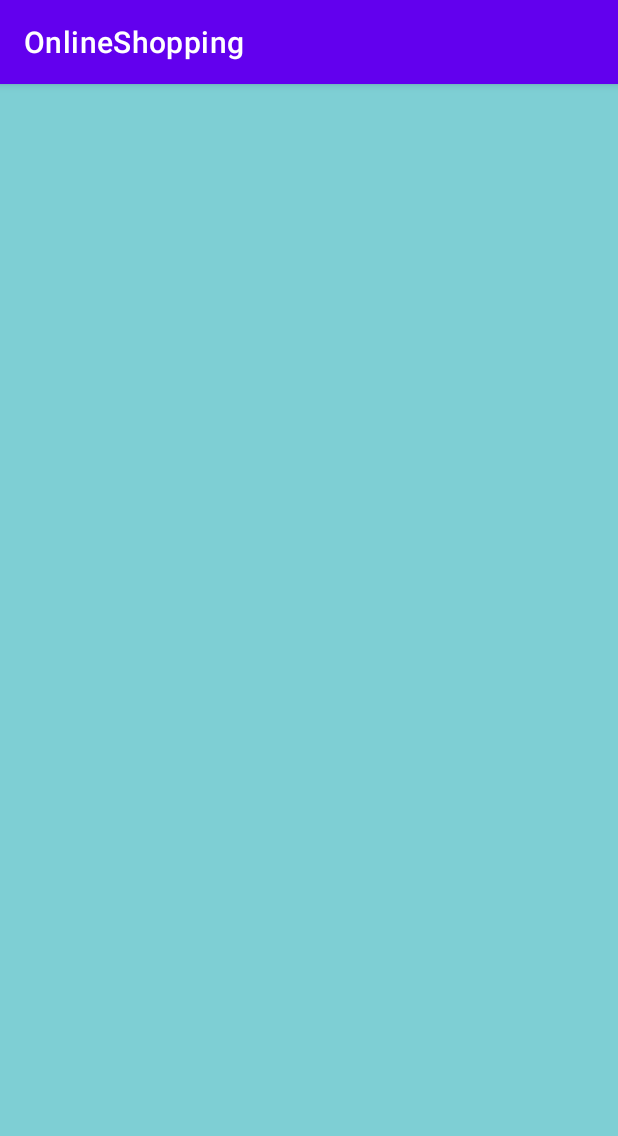
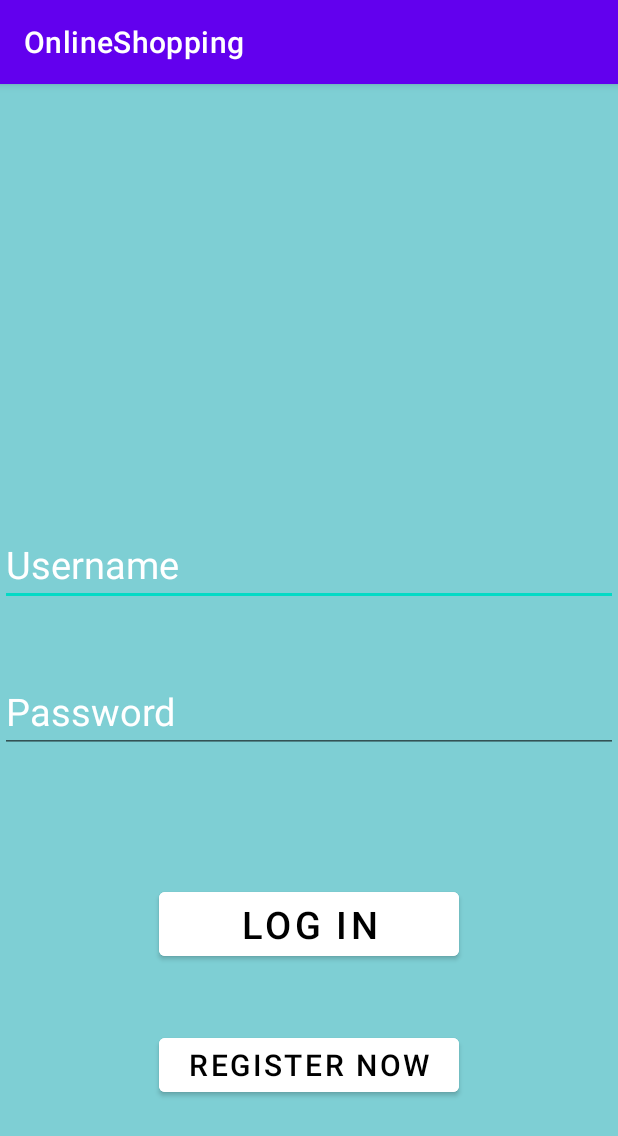
Before and after one commit to Hritik0015/smarthaven_andriod, an Android app: the screen it shows after launch (LoginActivity), on a phone screen of 412 x 824 dp. Shown: the top 1136 px of the screen. Run offline under Robolectric (Android 15) with nearby library versions, the phone set to English and light mode, and no system bars.

Commit message:
login layout

```diff
--- a/app/src/main/res/layout/activity_login.xml
+++ b/app/src/main/res/layout/activity_login.xml
@@ -8,6 +8,65 @@
     tools:context=".LoginActivity">
 
 
+    <EditText
+        android:id="@+id/username"
+        android:layout_width="match_parent"
+        android:layout_height="wrap_content"
+        android:hint="Username"
+        android:textColor="@color/white"
+        android:textColorHint="@color/white"
+        android:textSize="25sp"
+        app:layout_constraintBottom_toBottomOf="parent"
+        android:layout_marginBottom="420dp"
+        tools:ignore="MissingConstraints"
+        tools:layout_editor_absoluteX="0dp"
 
+        />
+
+    <EditText
+        android:id="@+id/password"
+        android:layout_width="match_parent"
+        android:layout_height="wrap_content"
+        android:layout_marginTop="30dp"
+        android:hint="Password"
+        android:textColor="@color/white"
+        android:textColorHint="@color/white"
+        android:textSize="25sp"
+        android:inputType="textPassword"
+        app:layout_constraintBottom_toBottomOf="parent"
+        app:layout_constraintTop_toBottomOf="@+id/username"
+        app:layout_constraintVertical_bias="0.037"
+        tools:ignore="MissingConstraints"
+        tools:layout_editor_absoluteX="0dp" />
+
+    <Button
+        android:id="@+id/login"
+        android:layout_width="200dp"
+        android:layout_height="wrap_content"
+        android:backgroundTint="@color/white"
+        android:text="Log In"
+        android:textColor="@color/black"
+        android:textSize="25sp"
+        app:layout_constraintBottom_toBottomOf="parent"
+        app:layout_constraintEnd_toEndOf="parent"
+        app:layout_constraintStart_toStartOf="parent"
+        app:layout_constraintTop_toBottomOf="@+id/password"
+        app:layout_constraintVertical_bias="0.323"
+        tools:ignore="MissingConstraints" />
+
+    <Button
+        android:id="@+id/signUp"
+        android:layout_width="200dp"
+        android:layout_height="wrap_content"
+        android:backgroundTint="@color/white"
+        android:text="Register now"
+        android:textColor="@color/black"
+        android:textSize="20sp"
+        app:layout_constraintBottom_toBottomOf="parent"
+        app:layout_constraintEnd_toEndOf="parent"
+        app:layout_constraintStart_toStartOf="parent"
+        app:layout_constraintTop_toBottomOf="@+id/login"
+        app:layout_constraintVertical_bias="0.323"
+        tools:ignore="MissingConstraints" />
 
 </androidx.constraintlayout.widget.ConstraintLayout>
```
